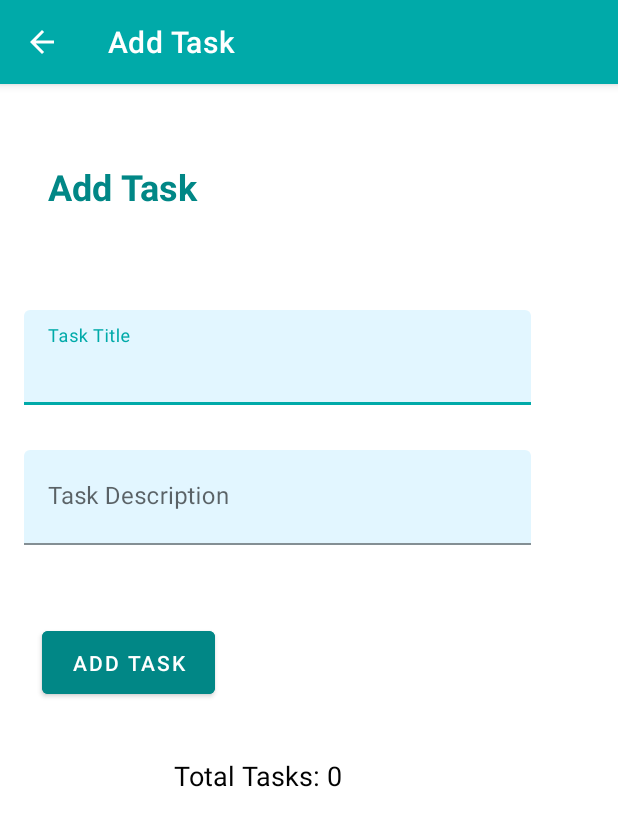
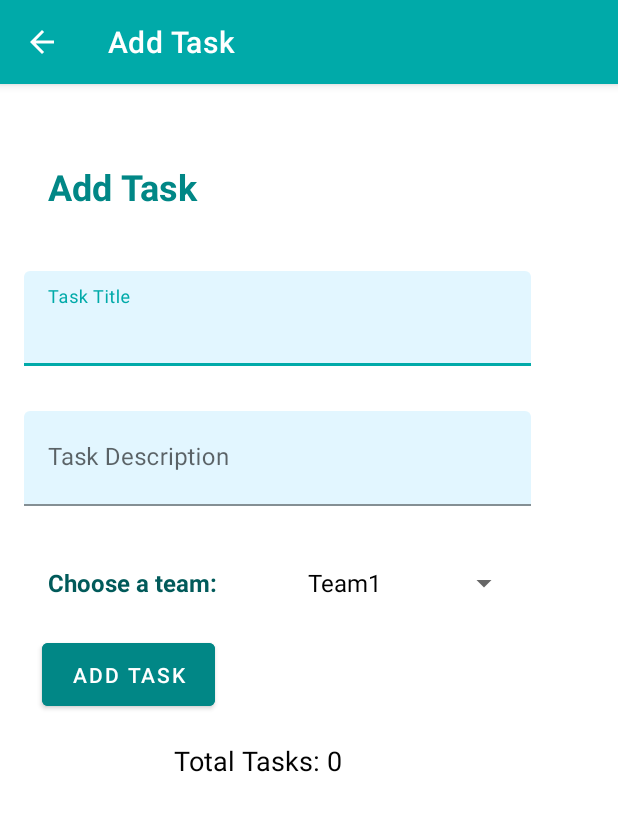
Before and after one commit to roaa1298/taskmaster, an Android app: the screen it shows after launch (MainActivity2), after a tap on "ADD TASK", on a phone screen of 412 x 824 dp. Shown: the top 826 px of the screen. Run offline under Robolectric (Android 15) with nearby library versions, the phone set to English and light mode, and no system bars; libraries missing offline, so code that uses them is left out: com.amplifyframework.api, com.amplifyframework.core; Roboto replaces fonts that are not available here; 5 statements that could not run were skipped.

Commit message:
not completed

```diff
--- a/app/build.gradle
+++ b/app/build.gradle
@@ -31,9 +31,9 @@ dependencies {
 
     implementation 'com.amplifyframework:aws-api:1.35.3'
     implementation 'com.amplifyframework:aws-datastore:1.35.3'
-    implementation 'androidx.appcompat:appcompat:1.3.0'
-    implementation 'com.google.android.material:material:1.4.0'
-    implementation 'androidx.constraintlayout:constraintlayout:2.0.4'
+    implementation 'androidx.appcompat:appcompat:1.4.1'
+    implementation 'com.google.android.material:material:1.6.0'
+    implementation 'androidx.constraintlayout:constraintlayout:2.1.3'
     implementation "androidx.room:room-runtime:2.4.2"
     implementation 'androidx.test.espresso:espresso-contrib:3.4.0'
     annotationProcessor "androidx.room:room-compiler:2.4.2"
--- a/app/src/main/java/com/roaa/mytasks/MainActivity.java
+++ b/app/src/main/java/com/roaa/mytasks/MainActivity.java
@@ -9,6 +9,9 @@ import android.annotation.SuppressLint;
 import android.content.Intent;
 import android.content.SharedPreferences;
 import android.os.Bundle;
+import android.os.Handler;
+import android.os.Looper;
+import android.os.Message;
 import android.preference.PreferenceManager;
 import android.util.Log;
 import android.view.Menu;
@@ -16,11 +19,16 @@ import android.view.MenuItem;
 import android.view.View;
 import android.widget.Button;
 import android.widget.TextView;
+import android.widget.Toast;
 
 import com.amplifyframework.AmplifyException;
+import com.amplifyframework.api.aws.AWSApiPlugin;
+import com.amplifyframework.api.graphql.model.ModelMutation;
+import com.amplifyframework.api.graphql.model.ModelQuery;
 import com.amplifyframework.core.Amplify;
 import com.amplifyframework.datastore.AWSDataStorePlugin;
 import com.amplifyframework.datastore.generated.model.Task;
+import com.amplifyframework.datastore.generated.model.Team;
 //import com.roaa.mytasks.data.Task;
 
 import java.util.ArrayList;
@@ -33,6 +41,8 @@ public class MainActivity extends AppCompatActivity {
     private TextView userTasks;
 //    List<Task> TaskInfoList = new ArrayList<>();
     List<Task> TaskInfoList = new ArrayList<>();
+    List<Team> TeamInfoList = new ArrayList<>();
+    private Handler handler;
 
     private final View.OnClickListener addTaskButtonListener=new View.OnClickListener() {
         @Override
@@ -55,6 +65,7 @@ public class MainActivity extends AppCompatActivity {
         setContentView(R.layout.activity_main);
 
         try {
+            Amplify.addPlugin(new AWSApiPlugin());
             Amplify.addPlugin(new AWSDataStorePlugin());
             Amplify.configure(getApplicationContext());
 
@@ -62,6 +73,8 @@ public class MainActivity extends AppCompatActivity {
         } catch (AmplifyException e) {
             Log.e(TAG, "Could not initialize Amplify", e);
         }
+
+        createTeams();
 
         Objects.requireNonNull(getSupportActionBar()).setTitle("My Tasks");
 
@@ -71,16 +84,36 @@ public class MainActivity extends AppCompatActivity {
 
 //        initialiseData();
 //        TaskInfoList=TaskAppDatabase.getInstance(getApplicationContext()).taskDao().getAll();
-        Amplify.DataStore.query(Task.class ,
-                tasks -> {
-                    while (tasks.hasNext()) {
-                        Task eachTask = tasks.next();
-                        TaskInfoList.add(eachTask);
+//        Amplify.DataStore.query(Task.class ,
+//                tasks -> {
+//                    while (tasks.hasNext()) {
+//                        Task eachTask = tasks.next();
+//                        TaskInfoList.add(eachTask);
+//                    }
+//                },
+//                failure -> Log.e(TAG, "Could not query DataStore", failure)
+//                );
+        Amplify.API.query(
+                ModelQuery.list(Task.class),
+                success -> {
+                    if (success.hasData()) {
+                        for (Task task : success.getData()) {
+                            TaskInfoList.add(task);
                         }
+                    }
+                    Bundle bundle = new Bundle();
+                    bundle.putString("tasksList", success.toString());
+
+                    Message message = new Message();
+                    message.setData(bundle);
+
+                    handler.sendMessage(message);
+
                 },
-                failure -> Log.e(TAG, "Could not query DataStore", failure)
+                error -> Log.e(TAG, "Could not query Api", error)
         );
 
+        handler = new Handler(Looper.getMainLooper(), msg -> {
             RecyclerView recyclerView = findViewById(R.id.tasks);
             TaskRecyclerViewAdapter taskRecyclerViewAdapter = new TaskRecyclerViewAdapter(
                     TaskInfoList, position -> {
@@ -92,8 +125,13 @@ public class MainActivity extends AppCompatActivity {
                 startActivity(intent1);
             });
             recyclerView.setAdapter(taskRecyclerViewAdapter);
+
             recyclerView.setHasFixedSize(true);
             recyclerView.setLayoutManager(new LinearLayoutManager(this));
+
+            return true;
+
+        });
 
 
 //        Button task1 = findViewById(R.id.task1);
@@ -119,6 +157,40 @@ public class MainActivity extends AppCompatActivity {
         addButton.setOnClickListener(addTaskButtonListener);
         allButton.setOnClickListener(allTasksButtonListener);
     }
+
+    private void createTeams() {
+        Amplify.API.query(
+                ModelQuery.list(Team.class),
+                response -> {
+                    ArrayList<Team> teamsList = new ArrayList<>();
+                    for (Team team : response.getData()) {
+                        teamsList.add(team);
+                    }
+                    if(teamsList.size() < 3){
+                        for (int i = 1; i <4 ; i++) {
+                            Team team = Team.builder()
+                                    .name("Team" + i)
+                                    .build();
+                            TeamInfoList.add(team);
+
+                            Amplify.DataStore.save(team,
+                                    success -> Log.i(TAG, "Saved team: " + success.item().getName()),
+                                    error -> Log.e(TAG, "Could not save team to DataStore", error)
+                            );
+
+                            Amplify.API.mutate(
+                                    ModelMutation.create(team),
+                                    success -> Log.i(TAG, "Saved team: " + success.getData().getName()),
+                                    error -> Log.e(TAG, "Could not save team to API", error)
+                            );
+                        }
+                    }
+
+                },
+                error -> Log.e(TAG, "could not save the teams ", error)
+        );
+    }
+
     @Override
     public boolean onCreateOptionsMenu(Menu menu) {
         getMenuInflater().inflate(R.menu.main, menu);
@@ -150,7 +222,7 @@ public class MainActivity extends AppCompatActivity {
     private void setUserName() {
         SharedPreferences sharedPreferences = PreferenceManager.getDefaultSharedPreferences(this);
 
-        userTasks.setText(sharedPreferences.getString(Settings.USERNAME, "User Tasks")+"'s Tasks");
+        userTasks.setText(sharedPreferences.getString(Settings.TEAMNAME, "Team")+"'s Tasks");
     }
 
 //    private void initialiseData() {
--- a/app/src/main/java/com/roaa/mytasks/MainActivity2.java
+++ b/app/src/main/java/com/roaa/mytasks/MainActivity2.java
@@ -7,16 +7,22 @@ import android.content.Intent;
 import android.os.Bundle;
 import android.util.Log;
 import android.view.View;
+import android.widget.AdapterView;
+import android.widget.ArrayAdapter;
 import android.widget.Button;
 import android.widget.EditText;
+import android.widget.Spinner;
 import android.widget.TextView;
 import android.widget.Toast;
 
 import com.amplifyframework.AmplifyException;
+import com.amplifyframework.api.graphql.model.ModelMutation;
+import com.amplifyframework.api.graphql.model.ModelQuery;
 import com.amplifyframework.core.Amplify;
 import com.amplifyframework.datastore.AWSDataStorePlugin;
 import com.amplifyframework.datastore.generated.model.Status;
 import com.amplifyframework.datastore.generated.model.Task;
+import com.amplifyframework.datastore.generated.model.Team;
 //import com.roaa.mytasks.data.Task;
 
 import java.util.Objects;
@@ -27,20 +33,36 @@ public class MainActivity2 extends AppCompatActivity {
     private TextView TotalText;
     private int counter=0;
 
+    String[] teams={"Team1","Team2","Team3"};
+    String teamSelected;
+
     @SuppressLint("SetTextI18n")
     @Override
     protected void onCreate(Bundle savedInstanceState) {
         super.onCreate(savedInstanceState);
         setContentView(R.layout.activity_main2);
 
-        try {
-            Amplify.addPlugin(new AWSDataStorePlugin());
-            Amplify.configure(getApplicationContext());
 
-            Log.i(TAG, "Initialized Amplify");
-        } catch (AmplifyException e) {
-            Log.e(TAG, "Could not initialize Amplify", e);
-        }
+        Spinner spino= findViewById(R.id.addTeam);
+
+        ArrayAdapter<CharSequence> ad = ArrayAdapter.createFromResource(
+                this,
+                R.array.teams,
+                androidx.appcompat.R.layout.support_simple_spinner_dropdown_item);
+
+        spino.setAdapter(ad);
+
+        spino.setOnItemSelectedListener(new AdapterView.OnItemSelectedListener() {
+            @Override
+            public void onItemSelected(AdapterView<?> adapterView, View view, int i, long l) {
+                teamSelected=teams[i];
+            }
+
+            @Override
+            public void onNothingSelected(AdapterView<?> adapterView) {
+
+            }
+        });
 
         Objects.requireNonNull(getSupportActionBar()).setDisplayHomeAsUpEnabled(true);
         getSupportActionBar().setTitle("Add Task");
@@ -54,12 +76,33 @@ public class MainActivity2 extends AppCompatActivity {
         addingButton.setOnClickListener(view -> {
             counter++;
             TotalText.setText("Total Tasks: "+counter);
-            Task newTask=Task.builder().title(taskTitle.getText().toString()).status(Status.ASSIGNED).description(taskDescription.getText().toString()).build();
 
-            Amplify.DataStore.save(newTask,
-                    success -> Log.i(TAG, "Saved task: " + success.item().getTitle()),
-                    error -> Log.e(TAG, "Could not save task to DataStore", error)
-                    );
+            Amplify.API.query(
+                    ModelQuery.list(Team.class, Team.NAME.eq(teamSelected)),
+                    response -> {
+                        for (Team teamItem : response.getData()) {
+                            if(teamItem.getName().equals(teamSelected)){
+                                Task newTask=Task.builder().title(taskTitle.getText().toString())
+                                        .status(Status.ASSIGNED)
+                                        .teamTasksId(teamItem.getId())
+                                        .description(taskDescription.getText().toString()).build();
+
+                                Amplify.DataStore.save(newTask,
+                                        success -> Log.i(TAG, "Saved item: " + success.item().getTitle()),
+                                        error -> Log.e(TAG, "Could not save item to DataStore", error)
+                                );
+
+                                Amplify.API.mutate(
+                                        ModelMutation.create(newTask),
+                                        success -> Log.i(TAG, "Saved item: " + success.getData().getTitle()),
+                                        error -> Log.e(TAG, "Could not save item to API", error)
+                                );
+                            }
+                        }
+                    },
+                    error -> Log.e(TAG, error.toString(), error)
+            );
+
 //            Task task=new Task(taskTitle.getText().toString(),taskDescription.getText().toString(),"assigned");
 //            Long newTask = TaskAppDatabase.getInstance(getApplicationContext()).taskDao().insertTask(task);
 //            System.out.println("----------- Task ID: "+newTask+" -------------------");
@@ -67,4 +110,6 @@ public class MainActivity2 extends AppCompatActivity {
         });
 
     }
+
+
 }
--- a/app/src/main/res/layout/activity_main2.xml
+++ b/app/src/main/res/layout/activity_main2.xml
@@ -25,7 +25,7 @@
         android:layout_width="338dp"
         android:layout_height="wrap_content"
         android:layout_marginStart="16dp"
-        android:layout_marginTop="51dp"
+        android:layout_marginTop="25dp"
         app:layout_constraintStart_toStartOf="parent"
         app:layout_constraintTop_toBottomOf="@+id/textView2">
 
@@ -64,12 +64,22 @@
             tools:layout_editor_absoluteY="363dp" />
     </com.google.android.material.textfield.TextInputLayout>
 
+    <Spinner
+        android:id="@+id/addTeam"
+        android:layout_width="149dp"
+        android:layout_height="48dp"
+        android:layout_marginTop="27dp"
+        android:layout_marginEnd="65dp"
+        android:entries="@array/teams"
+        app:layout_constraintEnd_toEndOf="parent"
+        app:layout_constraintTop_toBottomOf="@+id/editTextTextPersonName2" />
+
     <Button
         android:id="@+id/adding"
         android:layout_width="115dp"
         android:layout_height="54dp"
         android:layout_marginStart="28dp"
-        android:layout_marginTop="51dp"
+        android:layout_marginTop="85dp"
         android:backgroundTint="@color/teal_700"
         android:text="Add Task"
         android:textColor="@color/white"
@@ -81,7 +91,7 @@
         android:layout_width="149dp"
         android:layout_height="56dp"
         android:layout_marginStart="116dp"
-        android:layout_marginTop="36dp"
+        android:layout_marginTop="18dp"
         android:layout_marginBottom="128dp"
         android:text="Total Tasks: 0"
         android:textColor="#020202"
@@ -91,5 +101,18 @@
         app:layout_constraintTop_toBottomOf="@+id/adding"
         app:layout_constraintVertical_bias="0.0" />
 
+    <TextView
+        android:id="@+id/textView"
+        android:layout_width="wrap_content"
+        android:layout_height="wrap_content"
+        android:layout_marginStart="32dp"
+        android:layout_marginTop="40dp"
+        android:text="Choose a team: "
+        android:textColor="#015A5A"
+        android:textSize="16sp"
+        android:textStyle="bold"
+        app:layout_constraintStart_toStartOf="parent"
+        app:layout_constraintTop_toBottomOf="@+id/editTextTextPersonName2" />
+
 
 </androidx.constraintlayout.widget.ConstraintLayout>
--- a/app/src/main/res/values/strings.xml
+++ b/app/src/main/res/values/strings.xml
@@ -7,4 +7,10 @@
     <string name="enter_your_username">Enter your username</string>
     <string name="settings">settings</string>
     <string name="submitted">submitted!</string>
+    <string name="AddTeam">Add Team</string>
+    <string-array name="teams">
+        <item>Team1</item>
+        <item>Team2</item>
+        <item>Team3</item>
+    </string-array>
 </resources>
```
Also changed, not shown: app/src/main/java/com/roaa/mytasks/Settings.java (+28 -0 lines), app/src/main/res/layout/activity_settings.xml (+26 -2 lines), app/src/main/graphql/schema.json, app/src/main/java/com/amplifyframework/datastore/generated/model/AmplifyModelProvider.java, app/src/main/java/com/amplifyframework/datastore/generated/model/Task.java, app/src/main/java/com/amplifyframework/datastore/generated/model/Team.java (added), 4 other files. Lines whose indentation alone changed are shown as unchanged.
